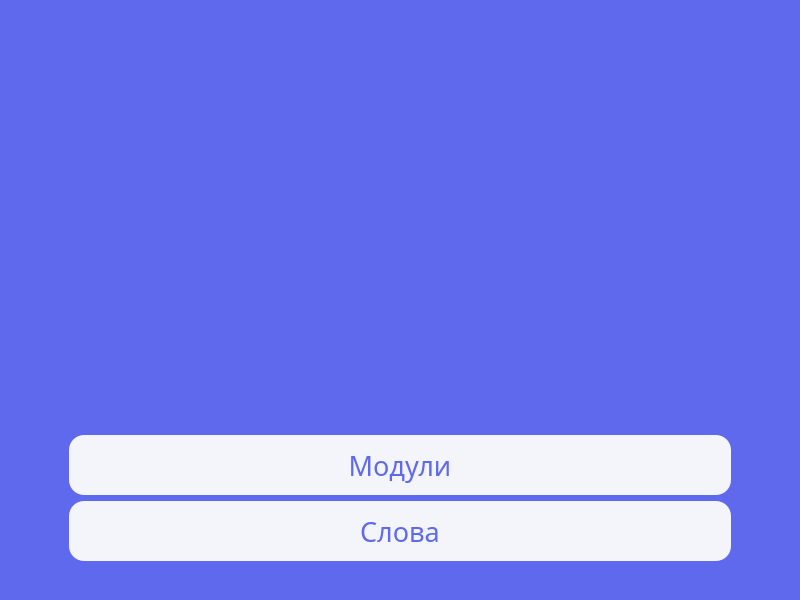
Old version of the form mainwindow.ui in the repository reborn-type/Simple-English-learning-APP.
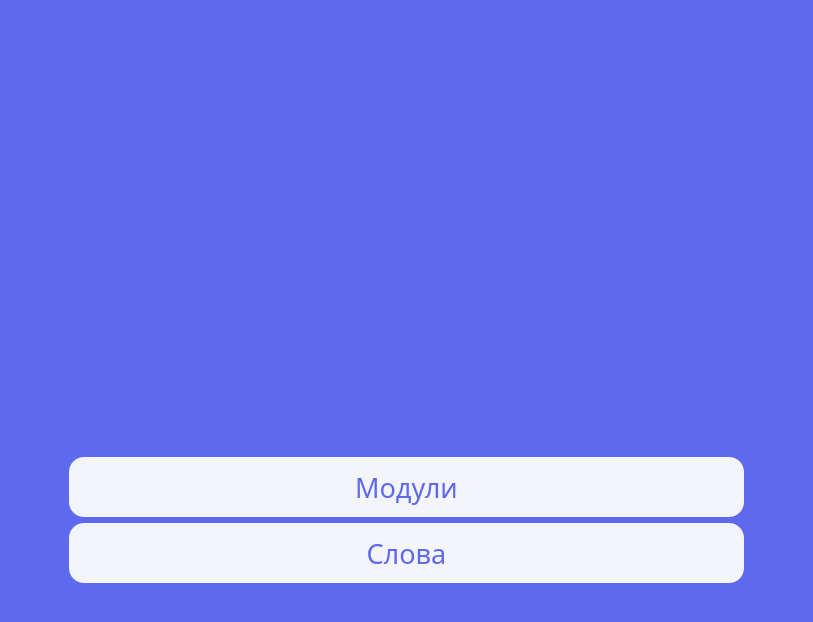
New version of the form. Icons and pictures are not drawn.

```diff
--- a/mainwindow.ui
+++ b/mainwindow.ui
@@ -2,14 +2,23 @@
 <ui version="4.0">
  <class>MainWindow</class>
  <widget class="QMainWindow" name="MainWindow">
+  <property name="enabled">
+   <bool>true</bool>
+  </property>
   <property name="geometry">
    <rect>
     <x>0</x>
     <y>0</y>
-    <width>800</width>
-    <height>600</height>
+    <width>813</width>
+    <height>622</height>
    </rect>
   </property>
+  <property name="sizePolicy">
+   <sizepolicy hsizetype="Preferred" vsizetype="Preferred">
+    <horstretch>0</horstretch>
+    <verstretch>0</verstretch>
+   </sizepolicy>
+  </property>
   <property name="minimumSize">
    <size>
     <width>0</width>
@@ -69,6 +78,9 @@
       </property>
       <item row="0" column="0">
        <widget class="QLabel" name="label">
+        <property name="styleSheet">
+         <string notr="true"/>
+        </property>
         <property name="text">
          <string/>
         </property>
```
Left out of the diff: 71 changed lines with no effect on the pictures.
